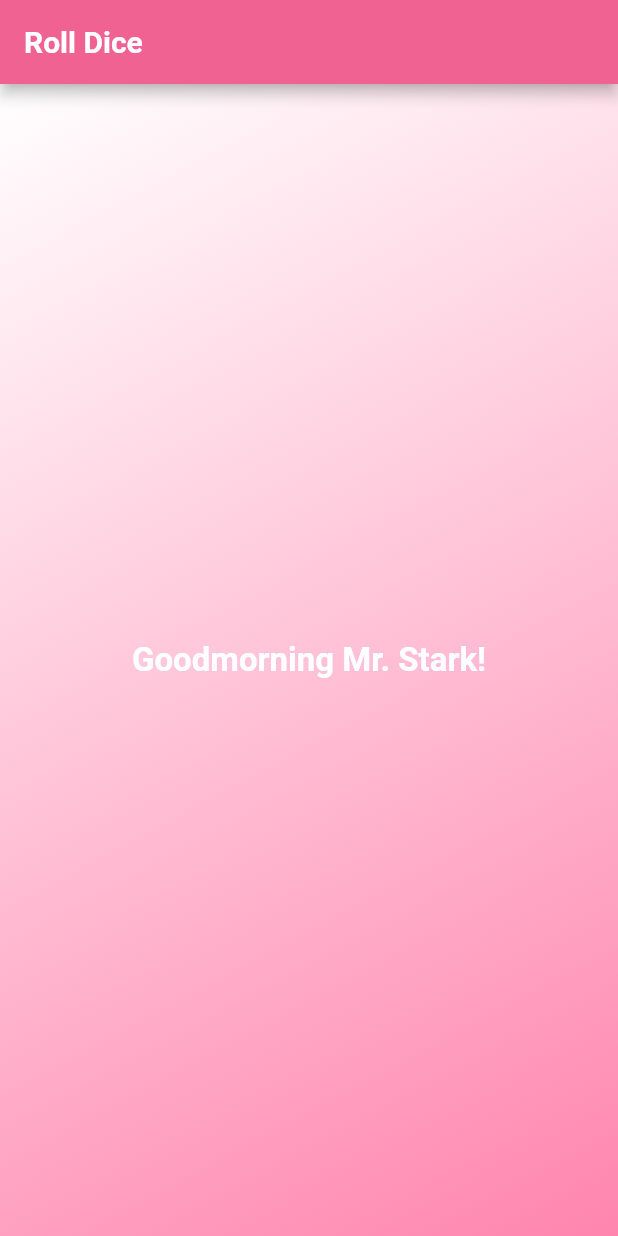
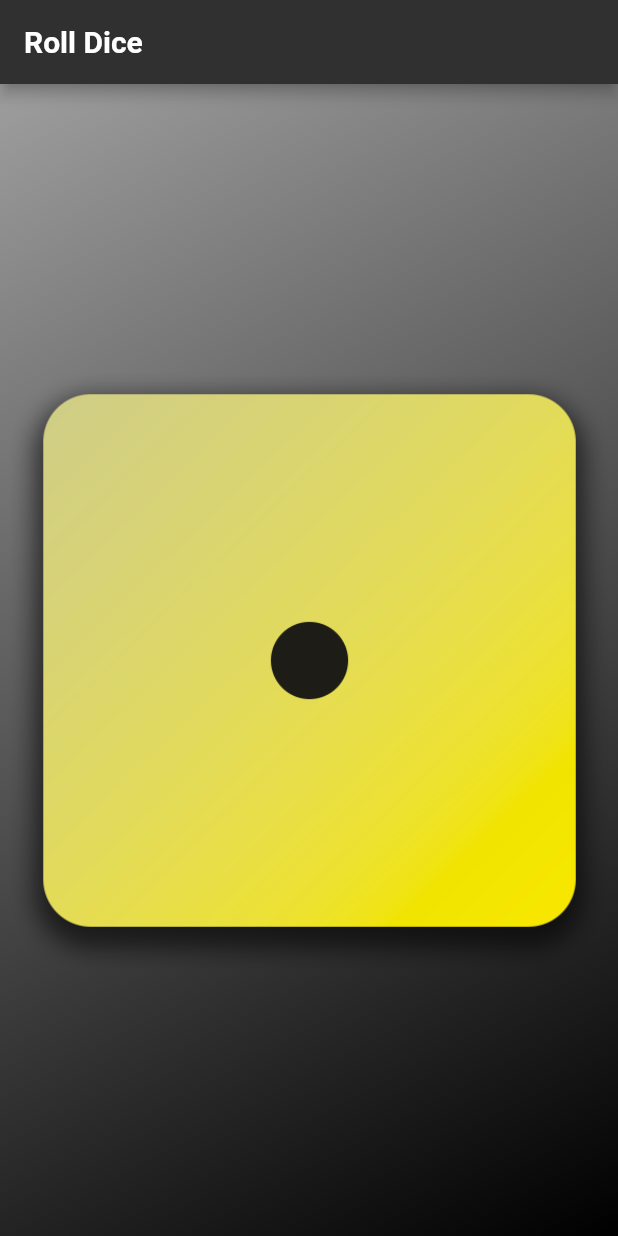
Before and after one commit to BrushankPatra/square-one, a Flutter app: the screen it shows after launch, on a phone screen of 412 x 824 dp. Run offline on Flutter 3.47's test engine with Material 2 defaults, Android fonts, the phone set to English and light mode, and no system bars.

Commit message:
dice image added and gradient colour changed

```diff
--- a/lib/gradient_container.dart
+++ b/lib/gradient_container.dart
@@ -19,8 +19,8 @@ class GradientContainer extends StatelessWidget {
           end: endAlignment,
         ),
       ),
-      child: const Center(
-        child: StyledText("Goodmorning Mr. Stark!"),
+      child: Center(
+        child: Image.asset("assets/images/dice-1.png"),
       ),
     );
   }
--- a/lib/main.dart
+++ b/lib/main.dart
@@ -6,13 +6,13 @@ void main() {
     MaterialApp(
       home: Scaffold(
         appBar: AppBar(
-          backgroundColor: Colors.pink[300],
+          backgroundColor: Colors.grey[850],
           title: const Text("Roll Dice",
               style: TextStyle(fontWeight: FontWeight.bold)),
         ),
         body: const GradientContainer(colors: [
-          Color.fromARGB(255, 255, 133, 174),
-          Colors.white,
+          Colors.black,
+          Colors.grey,
         ]),
       ),
     ),
```
Also changed, not shown: assets/images/dice-1.png (renamed from assets/dice-1.png), assets/images/dice-2.png (renamed from assets/dice-2.png), assets/images/dice-3.png (renamed from assets/dice-3.png), assets/images/dice-4.png (renamed from assets/dice-4.png), assets/images/dice-5.png (renamed from assets/dice-5.png), assets/images/dice-6.png (renamed from assets/dice-6.png).
